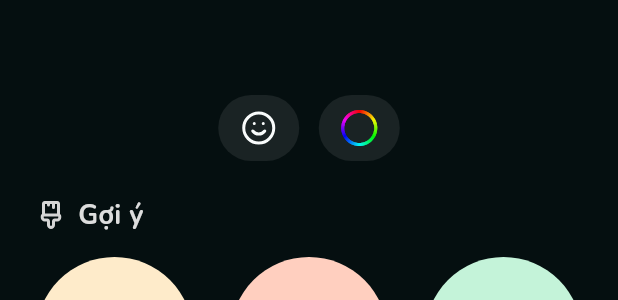
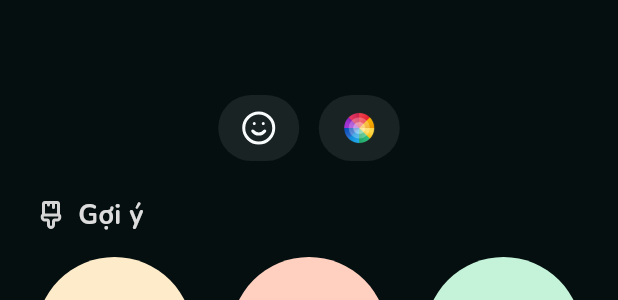
Before and after one commit to manhthien2005/Meep, a Flutter app: the IconBuilderStep widget shown alone on an empty page, opened directly with empty values, on a phone screen of 412 x 824 dp. Shown: the part 232-532 px from the top of the screen. Run offline on Flutter 3.47's test engine with Material 3 defaults, Android fonts, the phone set to English and light mode, and no system bars; our stand-ins replace cloud_firestore, cloud_functions, emoji_picker_flutter, firebase_auth, firebase_core, firebase_storage and 6 more; accounts and stored records are empty; generated files the repository leaves out were written again; network calls fail; project files that could hold a hidden picture were left out.

Commit message:
feat(space): lưu custom preset vào grid + color wheel icon đúng Figma
1. Custom preset flow (Step 3 tạo xong → lưu lại):
   - SpaceCreateSheet giữ _customPresets list
   - Step 3 'Xong' → _onCustomIconDone: add vào grid (dedup theo
     emoji+colorHex) + auto-select + về Step 2
   - SpaceConfigStep: render 8 preset gốc + N custom + ô '+'
   - Grid mở rộng động, không cố định 3x3
2. Color wheel icon: PNG export từ Figma 583:3148 (raster image thật,
   thay CustomPainter) — match graphic 12-segment cầu vồng pixel-perfect
3. Test: thêm case custom preset render + selected, 17 space tests pass

Refs #134

```diff
--- a/apps/mobile/lib/features/space/presentation/widgets/icon_builder_step.dart
+++ b/apps/mobile/lib/features/space/presentation/widgets/icon_builder_step.dart
@@ -117,7 +117,11 @@ class _IconBuilderStepState extends State<IconBuilderStep> {
               const SizedBox(width: 13),
               _TabButton(
                 onTap: _openColorOverlay,
-                child: const _ColorWheelIcon(size: 24),
+                child: Image.asset(
+                  'assets/icons/ic_color_wheel.png',
+                  width: 24,
+                  height: 24,
+                ),
               ),
             ],
           ),
@@ -214,49 +218,6 @@ class _TabButton extends StatelessWidget {
   }
 }
 
-/// Color wheel icon (hue ring) — vẽ bằng CustomPainter thay vì SVG (Figma
-/// export ra PNG nhúng, không scale tốt). Match graphic cầu vồng 269:1334.
-class _ColorWheelIcon extends StatelessWidget {
-  const _ColorWheelIcon({required this.size});
-
-  final double size;
-
-  @override
-  Widget build(BuildContext context) {
-    return SizedBox(
-      width: size,
-      height: size,
-      child: CustomPaint(painter: _ColorWheelPainter()),
-    );
-  }
-}
-
-class _ColorWheelPainter extends CustomPainter {
-  @override
-  void paint(Canvas canvas, Size size) {
-    final center = Offset(size.width / 2, size.height / 2);
-    final radius = size.width / 2;
-    const sweep = 360;
-    for (var i = 0; i < sweep; i++) {
-      final paint = Paint()
-        ..color = HSVColor.fromAHSV(1, i.toDouble(), 1, 1).toColor()
-        ..style = PaintingStyle.stroke
-        ..strokeWidth = 2;
-      final startAngle = (i - 90) * 3.1415926 / 180;
-      canvas.drawArc(
-        Rect.fromCircle(center: center, radius: radius - 1),
-        startAngle,
-        (2 * 3.1415926 / sweep) + 0.02,
-        false,
-        paint,
-      );
-    }
-  }
-
-  @override
-  bool shouldRepaint(covariant CustomPainter oldDelegate) => false;
-}
-
 class _SuggestionCircle extends StatelessWidget {
   const _SuggestionCircle({
     required this.emoji,
```
Also changed, not shown: apps/mobile/lib/features/space/presentation/space_create_sheet.dart (+28 -7 lines), apps/mobile/lib/features/space/presentation/widgets/space_config_step.dart (+7 -3 lines), apps/mobile/assets/icons/ic_color_wheel.png (added), 1 other file.
